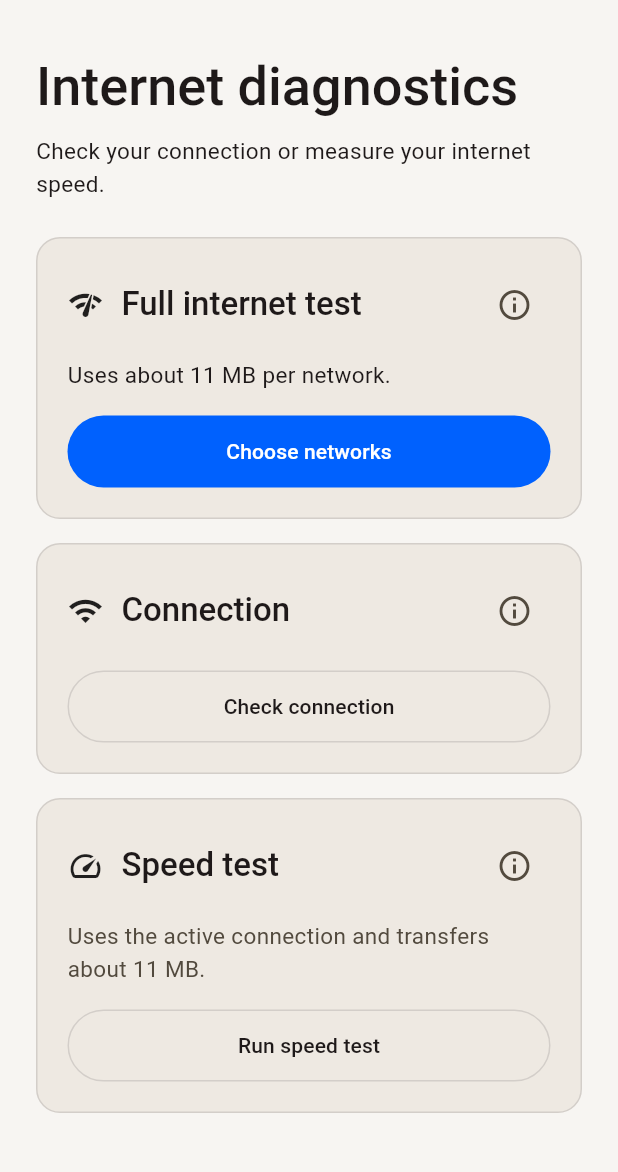
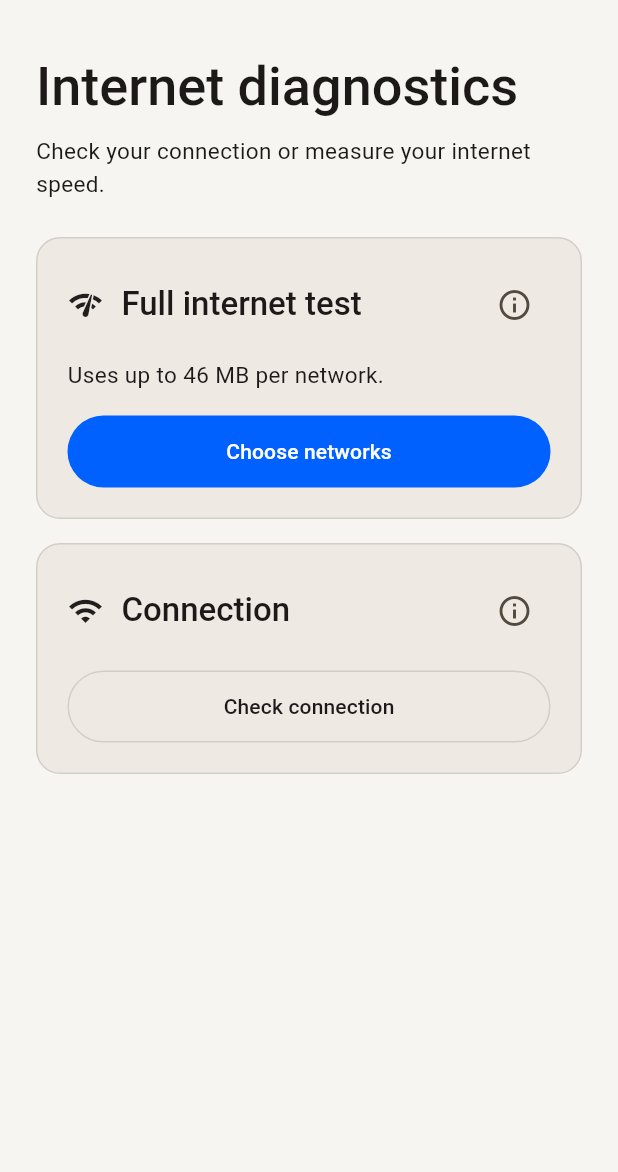
Before and after one commit to moaaz-sirri/net_pulse_app, a Flutter app: the screen it shows after launch, on a phone screen of 412 x 824 dp, the part 63-1235 px from its top. Run offline on Flutter 3.47's test engine with Material 3 defaults, Android fonts, the phone set to English and light mode, and no system bars; our stand-ins replace connectivity_plus, shared_preferences.

Commit message:
Simplify the dashboard and clarify per-network test results

```diff
--- a/lib/ui/dashboard_strings.dart
+++ b/lib/ui/dashboard_strings.dart
@@ -27,7 +27,17 @@ enum Copy {
   provider,
 }
 
-enum ReportCopy { title, start, usage, latency, unavailable, choose, both }
+enum ReportCopy {
+  title,
+  start,
+  usage,
+  latency,
+  unavailable,
+  choose,
+  both,
+  duringDownload,
+  duringUpload,
+}
 
 enum HelpCopy { info, full, connection, speed, aboutTitle, about }
 
@@ -63,7 +73,7 @@ class DashboardStrings {
       "Measure download and upload speeds on the connection your device is currently using.",
       "About this app",
       "NetPulse helps you check whether your device can reach the internet and measure how your connection performs. Use Check connection to see which network is active and whether it has internet access.\n\n"
-          "Run a speed test to measure download and upload speeds on your current connection. For a fuller picture, choose Wi-Fi, mobile data, or both in the full internet test. NetPulse tests each selected network separately and shows download speed, upload speed, and latency.\n\n"
+          "Choose Wi-Fi, mobile data, or both in the full internet test. NetPulse tests each selected network separately and shows download speed, upload speed, and latency.\n\n"
           "Download and upload speeds tell you how quickly data moves to and from your device. Latency tells you how long a response takes. You can change the test provider in Settings.",
     ],
     "ar": [
@@ -73,7 +83,7 @@ class DashboardStrings {
       "قِس سرعة التنزيل والرفع على الاتصال الذي يستخدمه جهازك حاليًا.",
       "عن التطبيق",
       "يساعدك NetPulse على التحقق من قدرة جهازك على الوصول إلى الإنترنت وقياس أداء الاتصال. استخدم «فحص الاتصال» لمعرفة الشبكة النشطة والتحقق من توفر الإنترنت عليها.\n\n"
-          "يقيس اختبار السرعة سرعتي التنزيل والرفع على اتصالك الحالي. وللحصول على تفاصيل أكثر، اختر الواي فاي أو بيانات الهاتف أو كليهما في اختبار الإنترنت الشامل. يختبر NetPulse كل شبكة تختارها على حدة ويعرض سرعة التنزيل وسرعة الرفع وزمن الاستجابة.\n\n"
+          "اختر الواي فاي أو بيانات الهاتف أو كليهما في اختبار الإنترنت الشامل. يختبر NetPulse كل شبكة تختارها على حدة ويعرض سرعة التنزيل وسرعة الرفع وزمن الاستجابة.\n\n"
           "توضّح سرعتا التنزيل والرفع مدى سرعة انتقال البيانات من جهازك وإليه. ويبيّن زمن الاستجابة المدة اللازمة لتلقي رد. يمكنك تغيير مزود الاختبار من الإعدادات.",
     ],
     "zh": [
@@ -83,7 +93,7 @@ class DashboardStrings {
       "测量设备当前连接的下载和上传速度。",
       "关于此应用",
       "NetPulse 可以检查设备能否访问互联网，并测量网络连接的表现。使用连接检查功能，即可查看当前使用的网络及其是否能够上网。\n\n"
-          "运行网速测试可测量当前连接的下载和上传速度。如需了解更多，可在全面网络测试中选择 Wi-Fi、移动数据或两者。NetPulse 会分别测试所选网络，并显示下载速度、上传速度和延迟。\n\n"
+          "在全面网络测试中选择 Wi-Fi、移动数据或两者。NetPulse 会分别测试所选网络，并显示下载速度、上传速度和延迟。\n\n"
           "下载和上传速度表示设备接收和发送数据的快慢。延迟表示等待响应所需的时间。你可以在设置中更换测试服务提供商。",
     ],
     "hi": [
@@ -93,7 +103,7 @@ class DashboardStrings {
       "डिवाइस के मौजूदा कनेक्शन की डाउनलोड और अपलोड स्पीड मापें।",
       "इस ऐप के बारे में",
       "NetPulse से आप जाँच सकते हैं कि आपका डिवाइस इंटरनेट तक पहुँच पा रहा है या नहीं और कनेक्शन कैसा काम कर रहा है। कनेक्शन की जाँच करके देखें कि कौन-सा नेटवर्क सक्रिय है और उस पर इंटरनेट चल रहा है या नहीं।\n\n"
-          "स्पीड टेस्ट से मौजूदा कनेक्शन की डाउनलोड और अपलोड स्पीड मापें। ज़्यादा जानकारी के लिए पूरे इंटरनेट टेस्ट में वाई-फ़ाई, मोबाइल डेटा या दोनों चुनें। NetPulse हर चुने गए नेटवर्क का अलग-अलग टेस्ट करता है और डाउनलोड स्पीड, अपलोड स्पीड और प्रतिक्रिया समय दिखाता है।\n\n"
+          "पूरे इंटरनेट टेस्ट में वाई-फ़ाई, मोबाइल डेटा या दोनों चुनें। NetPulse हर चुने गए नेटवर्क का अलग-अलग टेस्ट करता है और डाउनलोड स्पीड, अपलोड स्पीड और प्रतिक्रिया समय दिखाता है।\n\n"
           "डाउनलोड और अपलोड स्पीड बताती है कि आपका डिवाइस कितनी तेज़ी से डेटा प्राप्त और भेज सकता है। प्रतिक्रिया समय बताता है कि जवाब मिलने में कितना समय लगता है। आप सेटिंग में टेस्ट प्रदाता बदल सकते हैं।",
     ],
     "es": [
@@ -103,7 +113,7 @@ class DashboardStrings {
       "Mide las velocidades de descarga y subida de la conexión que usa tu dispositivo.",
       "Acerca de esta aplicación",
       "NetPulse te ayuda a comprobar si tu dispositivo puede acceder a internet y a medir el rendimiento de la conexión. Usa la comprobación de conexión para ver qué red está activa y si tiene acceso a internet.\n\n"
-          "Haz una prueba de velocidad para medir la descarga y la subida en tu conexión actual. Para obtener más información, elige Wi-Fi, datos móviles o ambos en la prueba completa de internet. NetPulse prueba cada red seleccionada por separado y muestra la velocidad de descarga, la velocidad de subida y la latencia.\n\n"
+          "Para obtener más información, elige Wi-Fi, datos móviles o ambos en la prueba completa de internet. NetPulse prueba cada red seleccionada por separado y muestra la velocidad de descarga, la velocidad de subida y la latencia.\n\n"
           "Las velocidades de descarga y subida indican qué tan rápido recibe y envía datos tu dispositivo. La latencia indica cuánto tarda en llegar una respuesta. Puedes cambiar el proveedor de la prueba en Ajustes.",
     ],
     "fr": [
@@ -113,7 +123,7 @@ class DashboardStrings {
       "Mesurez les débits descendant et montant de la connexion utilisée par votre appareil.",
       "À propos de cette application",
       "NetPulse vous aide à vérifier si votre appareil peut accéder à Internet et à mesurer les performances de votre connexion. Utilisez la vérification de la connexion pour savoir quel réseau est actif et s’il permet d’accéder à Internet.\n\n"
-          "Lancez un test de débit pour mesurer les débits descendant et montant de votre connexion actuelle. Pour en savoir plus, choisissez le Wi-Fi, les données mobiles ou les deux dans le test Internet complet. NetPulse teste chaque réseau sélectionné séparément et affiche les débits descendant et montant ainsi que la latence.\n\n"
+          "Pour en savoir plus, choisissez le Wi-Fi, les données mobiles ou les deux dans le test Internet complet. NetPulse teste chaque réseau sélectionné séparément et affiche les débits descendant et montant ainsi que la latence.\n\n"
           "Les débits descendant et montant indiquent à quelle vitesse votre appareil reçoit et envoie des données. La latence correspond au délai de réponse. Vous pouvez changer de fournisseur de test dans les paramètres.",
     ],
     "pt": [
@@ -123,7 +133,7 @@ class DashboardStrings {
       "Meça as velocidades de download e upload da conexão que seu dispositivo está usando.",
       "Sobre este aplicativo",
       "O NetPulse ajuda a verificar se o dispositivo consegue acessar a internet e a medir o desempenho da conexão. Use a verificação de conexão para ver qual rede está ativa e se ela tem acesso à internet.\n\n"
-          "Execute um teste de velocidade para medir o download e o upload na conexão atual. Para obter mais informações, escolha Wi-Fi, dados móveis ou ambos no teste completo de internet. O NetPulse testa cada rede selecionada separadamente e mostra as velocidades de download e upload e a latência.\n\n"
+          "Para obter mais informações, escolha Wi-Fi, dados móveis ou ambos no teste completo de internet. O NetPulse testa cada rede selecionada separadamente e mostra as velocidades de download e upload e a latência.\n\n"
           "As velocidades de download e upload indicam a rapidez com que o dispositivo recebe e envia dados. A latência indica quanto tempo leva para receber uma resposta. Você pode mudar o provedor do teste nas configurações.",
     ],
   };
@@ -132,65 +142,79 @@ class DashboardStrings {
     'en': [
       'Full internet test',
       'Choose networks',
-      'Uses about 11 MB per network.',
+      'Uses up to 46 MB per network.',
       'Latency',
       'Network unavailable',
       'Which connection should we test?',
       'Wi-Fi and mobile data',
+      'During download',
+      'During upload',
     ],
     'ar': [
       'اختبار الإنترنت الشامل',
       'اختيار الشبكات',
-      'يستهلك حوالي ١١ ميغابايت لكل شبكة.',
+      'يستهلك حتى ٤٦ ميغابايت لكل شبكة.',
       'زمن الاستجابة',
       'الشبكة غير متاحة',
       'أي اتصال تريد اختباره؟',
       'الواي فاي وبيانات الهاتف',
+      'أثناء التنزيل',
+      'أثناء الرفع',
     ],
     'zh': [
       '全面网络测试',
       '选择网络',
-      '每个网络约消耗 11 MB 流量。',
+      '每个网络最多消耗 46 MB 流量。',
       '延迟',
       '网络不可用',
       '要测试哪个网络？',
       'Wi-Fi 和移动数据',
+      '下载时',
+      '上传时',
     ],
     'hi': [
       'पूरा इंटरनेट टेस्ट',
       'नेटवर्क चुनें',
-      'हर नेटवर्क पर लगभग 11 MB खर्च होंगे।',
+      'हर नेटवर्क पर अधिकतम 46 MB खर्च होंगे।',
       'प्रतिक्रिया समय',
       'नेटवर्क उपलब्ध नहीं है',
       'कौन-सा कनेक्शन जाँचना है?',
       'वाई-फ़ाई और मोबाइल डेटा',
+      'डाउनलोड के दौरान',
+      'अपलोड के दौरान',
     ],
     'es': [
       'Prueba completa de internet',
       'Elegir redes',
-      'Usa unos 11 MB por red.',
+      'Usa hasta 46 MB por red.',
       'Latencia',
       'Red no disponible',
       '¿Qué conexión quieres probar?',
       'Wi-Fi y datos móviles',
+      'Durante la descarga',
+      'Durante la subida',
     ],
     'fr': [
       'Test Internet complet',
       'Choisir les réseaux',
-      'Utilise environ 11 Mo par réseau.',
+      'Utilise jusqu’à 46 Mo par réseau.',
       'Latence',
       'Réseau indisponible',
       'Quelle connexion souhaitez-vous tester ?',
       'Wi-Fi et données mobiles',
+      'Pendant le téléchargement',
+      'Pendant l’envoi',
     ],
     'pt': [
       'Teste completo de internet',
       'Escolher redes',
-      'Usa cerca de 11 MB por rede.',
+      'Usa até 46 MB por rede.',
       'Latência',
       'Rede indisponível',
       'Qual conexão você quer testar?',
       'Wi-Fi e dados móveis',
+      'Durante o download',
+      'Durante o upload',
     ],
   };
 
@@ -218,7 +242,7 @@ class DashboardStrings {
       'System default',
       'Light',
       'Dark',
-      'Uses the active connection and transfers about 11 MB.',
+      'Uses the active connection and transfers up to 46 MB.',
       'Test provider',
     ],
     'zh': [
@@ -244,7 +268,7 @@ class DashboardStrings {
       '跟随系统',
       '浅色',
       '深色',
-      '通过当前连接传输约 11 MB 数据。',
+      '通过当前连接最多传输 46 MB 数据。',
       '测速服务商',
     ],
     'hi': [
@@ -270,7 +294,7 @@ class DashboardStrings {
       'सिस्टम की सेटिंग',
       'लाइट',
       'डार्क',
-      'मौजूदा कनेक्शन पर लगभग 11 MB डेटा का आदान-प्रदान होता है।',
+      'मौजूदा कनेक्शन पर अधिकतम 46 MB डेटा का आदान-प्रदान होता है।',
       'परीक्षण प्रदाता',
     ],
     'es': [
@@ -296,7 +320,7 @@ class DashboardStrings {
       'Según el sistema',
       'Claro',
       'Oscuro',
-      'Usa la conexión activa y transfiere unos 11 MB.',
+      'Usa la conexión activa y transfiere hasta 46 MB.',
       'Proveedor de pruebas',
     ],
     'ar': [
@@ -322,7 +346,7 @@ class DashboardStrings {
       'حسب النظام',
       'فاتح',
       'داكن',
-      'يستخدم الاتصال النشط وينقل حوالي ١١ ميغابايت.',
+      'يستخدم الاتصال النشط وينقل حتى ٤٦ ميغابايت.',
       'مزوّد الاختبار',
     ],
     'fr': [
@@ -348,7 +372,7 @@ class DashboardStrings {
       'Selon le système',
       'Clair',
       'Sombre',
-      'Utilise la connexion active et transfère environ 11 Mo.',
+      'Utilise la connexion active et transfère jusqu’à 46 Mo.',
       'Fournisseur de test',
     ],
     'pt': [
@@ -374,7 +398,7 @@ class DashboardStrings {
       'Padrão do sistema',
       'Claro',
       'Escuro',
-      'Usa a conexão ativa e transfere cerca de 11 MB.',
+      'Usa a conexão ativa e transfere até 46 MB.',
       'Provedor de teste',
     ],
   };
--- a/lib/ui/dashboard_view.dart
+++ b/lib/ui/dashboard_view.dart
@@ -40,7 +40,6 @@ class DashboardView extends StatelessWidget {
                 listenable: model,
                 builder: (context, _) {
                   final status = model.connection;
-                  final speed = model.speed;
                   final format = NumberFormat.decimalPatternDigits(
                     locale: Localizations.localeOf(context).toLanguageTag(),
                     decimalDigits: 1,
@@ -79,39 +78,6 @@ class DashboardView extends StatelessWidget {
                               ? () => model.run(Diagnostic.connection)
                               : null,
                           child: Text(strings[Copy.check]),
-                        ),
-                      ),
-                      const SizedBox(height: 16),
-                      _Panel(
-                        title: strings[Copy.speed],
-                        info: strings.help(HelpCopy.speed),
-                        icon: Icons.speed_outlined,
-                        content: Column(
-                          crossAxisAlignment: CrossAxisAlignment.start,
-                          children: [
-                            if (speed != null) ...[
-                              Text(
-                                '${strings[Copy.download]}  ${format.format(speed.download)} Mbps',
-                              ),
-                              Text(
-                                '${strings[Copy.upload]}  ${format.format(speed.upload)} Mbps',
-                              ),
-                              const SizedBox(height: 8),
-                            ],
-                            Text(
-                              strings[Copy.speedHint],
-                              style: TextStyle(
-                                color: theme.colorScheme.onSurfaceVariant,
-                              ),
-                            ),
-                          ],
-                        ),
-                        feedback: _Feedback(model, Diagnostic.speed),
-                        action: OutlinedButton(
-                          onPressed: model.running == null
-                              ? () => model.run(Diagnostic.speed)
-                              : null,
-                          child: Text(strings[Copy.measure]),
                         ),
                       ),
                     ],
@@ -163,17 +129,36 @@ class _FullTestPanel extends StatelessWidget {
                 style: theme.textTheme.titleMedium,
               ),
               if (model.resultFor(network) case final result?) ...[
-                Text(
-                  '${format.format(result.download)} Mbps',
-                  style: theme.textTheme.headlineSmall,
+                const SizedBox(height: 8),
+                Wrap(
+                  spacing: 24,
+                  runSpacing: 8,
+                  children: [
+                    for (final (label, value) in [
+                      (Copy.download, result.download),
+                      (Copy.upload, result.upload),
+                    ])
+                      Column(
+                        crossAxisAlignment: CrossAxisAlignment.start,
+                        children: [
+                          Text(strings[label]),
+                          Text(
+                            '${format.format(value)} Mbps',
+                            style: theme.textTheme.headlineSmall,
+                          ),
+                        ],
+                      ),
+                  ],
                 ),
-                Text(strings[Copy.download]),
-                Text(
-                  '${strings[Copy.upload]}  ${format.format(result.upload)} Mbps',
-                ),
-                Text(
-                  '${strings.report(ReportCopy.latency)}  ${format.format(result.latencyMs)} ms',
-                ),
+                const SizedBox(height: 8),
+                for (final (label, value) in [
+                  (ReportCopy.latency, result.latencyMs),
+                  (ReportCopy.duringDownload, result.downloadLatencyMs),
+                  (ReportCopy.duringUpload, result.uploadLatencyMs),
+                ])
+                  Text(
+                    '${strings.report(label)}  ${value == null ? '—' : '${format.format(value)} ms'}',
+                  ),
               ] else
                 Text(
                   model.failedFor(network)
```
Also changed, not shown: 2 other files.
